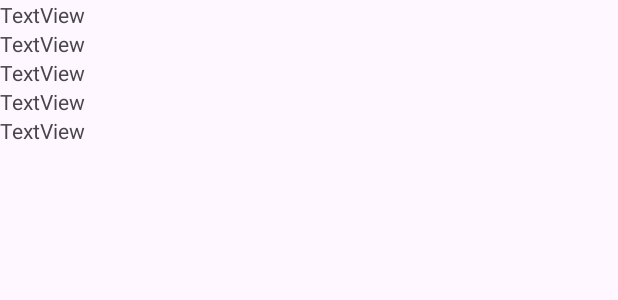
After one commit to YoshiButNerd/ArMineSweeperProject, an Android app: the layout activity_act_show_data.xml on its own in the app's theme, with its tools: preview values and no code run, on a phone screen of 412 x 824 dp. The commit adds this screen. Shown: the top 300 px of the screen. Run offline under Robolectric (Android 15) with nearby library versions, the phone set to English and light mode, and no system bars.

Commit message:
made the project function?

```diff
--- a/app/src/main/AndroidManifest.xml
+++ b/app/src/main/AndroidManifest.xml
@@ -11,6 +11,9 @@
         android:roundIcon="@mipmap/minesweeperlogo"
         android:supportsRtl="true"
         android:theme="@style/Theme.ArMineSweeperProject">
+        <activity
+            android:name=".ActShowData"
+            android:exported="false" />
         <activity
             android:name=".Register"
             android:exported="false" />
--- a/app/src/main/java/com/arielfriedman/arminesweeperproject/Register.java
+++ b/app/src/main/java/com/arielfriedman/arminesweeperproject/Register.java
@@ -7,6 +7,8 @@ import androidx.appcompat.app.AppCompatActivity;
 import androidx.core.graphics.Insets;
 import androidx.core.view.ViewCompat;
 import androidx.core.view.WindowInsetsCompat;
+
+import android.view.View;
 import android.widget.Button;
 import android.widget.EditText;
 import android.content.Intent;
@@ -25,7 +27,7 @@ public class Register extends AppCompatActivity implements View.OnClickListener
     protected void onCreate(Bundle savedInstanceState) {
         super.onCreate(savedInstanceState);
         EdgeToEdge.enable(this);
-            setContentView(R.layout.activity_main);
+        setContentView(R.layout.activity_register);
         ViewCompat.setOnApplyWindowInsetsListener(findViewById(R.id.main), (v, insets) -> {
             Insets systemBars = insets.getInsets(WindowInsetsCompat.Type.systemBars());
             v.setPadding(systemBars.left, systemBars.top, systemBars.right, systemBars.bottom);
--- a/app/src/main/java/com/arielfriedman/arminesweeperproject/splash.java
+++ b/app/src/main/java/com/arielfriedman/arminesweeperproject/splash.java
@@ -37,7 +37,8 @@ public class splash extends AppCompatActivity {
                         MediaPlayer music = MediaPlayer.create(splash.this, R.raw.elevmusic);
                         music.start();
                         Animation myFadeInAnimation = AnimationUtils.loadAnimation(splash.this, R.anim.tween);
-                        wait(1500);
+                        wait(2500);
+                        music.stop();
                     }
                 }
                 catch (InterruptedException ex){
--- /dev/null
+++ b/app/src/main/res/layout/activity_act_show_data.xml
@@ -0,0 +1,48 @@
+<?xml version="1.0" encoding="utf-8"?>
+<androidx.constraintlayout.widget.ConstraintLayout xmlns:android="http://schemas.android.com/apk/res/android"
+    xmlns:app="http://schemas.android.com/apk/res-auto"
+    xmlns:tools="http://schemas.android.com/tools"
+    android:id="@+id/main"
+    android:layout_width="match_parent"
+    android:layout_height="match_parent"
+    tools:context=".ActShowData">
+
+    <LinearLayout
+        android:layout_width="match_parent"
+        android:layout_height="match_parent"
+        android:orientation="vertical"
+        tools:layout_editor_absoluteX="1dp"
+        tools:layout_editor_absoluteY="1dp">
+
+        <TextView
+            android:id="@+id/showDataTitle"
+            android:layout_width="match_parent"
+            android:layout_height="wrap_content"
+            android:text="TextView" />
+
+        <TextView
+            android:id="@+id/fname"
+            android:layout_width="match_parent"
+            android:layout_height="wrap_content"
+            android:text="TextView" />
+
+        <TextView
+            android:id="@+id/lname"
+            android:layout_width="match_parent"
+            android:layout_height="wrap_content"
+            android:text="TextView" />
+
+        <TextView
+            android:id="@+id/email"
+            android:layout_width="match_parent"
+            android:layout_height="wrap_content"
+            android:text="TextView" />
+
+        <TextView
+            android:id="@+id/phone"
+            android:layout_width="match_parent"
+            android:layout_height="wrap_content"
+            android:text="TextView" />
+
+    </LinearLayout>
+</androidx.constraintlayout.widget.ConstraintLayout>
```
Also changed, not shown: app/src/main/java/com/arielfriedman/arminesweeperproject/ActShowData.java (added, +34 -0 lines), app/src/main/res/layout/activity_register.xml (+65 -0 lines). Lines whose indentation alone changed are shown as unchanged.
